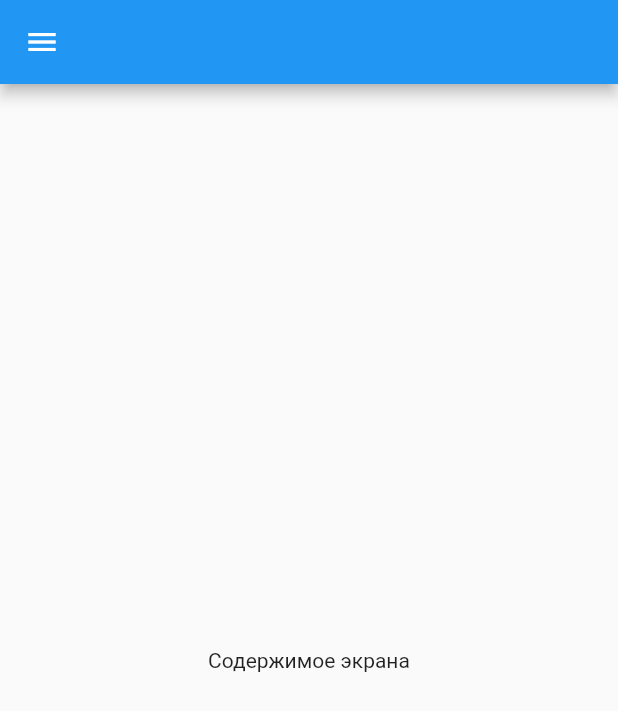
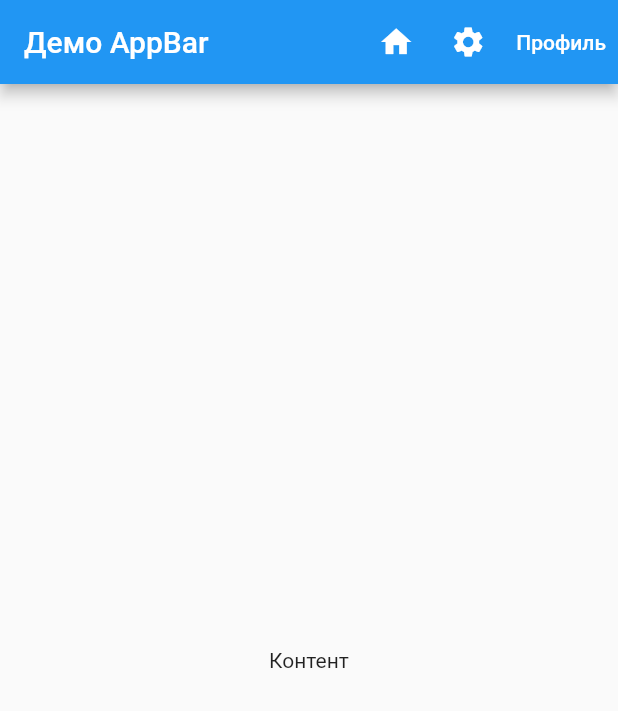
Before and after one commit to ToKc-a/widget_demo, a Flutter app: the screen it shows after launch, on a phone screen of 412 x 824 dp. Shown: the top 711 px of the screen. Run offline on Flutter 3.47's test engine with Material 2 defaults, Android fonts, the phone set to English and light mode, and no system bars; our stand-ins replace flutter_svg.

Commit message:
Add AppBar

```diff
--- /dev/null
+++ b/lib/app_bar_screen.dart
@@ -0,0 +1,34 @@
+import 'package:flutter/material.dart';
+
+class AppBarScreen extends StatefulWidget {
+  const AppBarScreen({Key? key}) : super(key: key);
+
+  @override
+  _AppBarScreenState createState() => _AppBarScreenState();
+}
+
+class _AppBarScreenState extends State<AppBarScreen> {
+  @override
+  Widget build(BuildContext context) {
+    final ButtonStyle buttonStyle =
+        TextButton.styleFrom(primary: Theme.of(context).colorScheme.onPrimary);
+    return MaterialApp(
+      home: Scaffold(
+        appBar: AppBar(
+          title: Text("Демо AppBar"),
+          actions: <Widget>[
+            IconButton(
+                tooltip: "Домой", onPressed: () {}, icon: Icon(Icons.home)),
+            IconButton(onPressed: () {}, icon: Icon(Icons.settings)),
+            TextButton(
+              onPressed: () {},
+              child: const Text("Профиль"),
+              style: buttonStyle,
+            )
+          ],
+        ),
+        body: Center(child: Text("Контент")),
+      ),
+    );
+  }
+}
--- a/lib/main.dart
+++ b/lib/main.dart
@@ -1,8 +1,9 @@
 import 'package:flutter/material.dart';
+import 'package:widget_demo/app_bar_screen.dart';
 import 'package:widget_demo/navigation_drawer_screen.dart';
 import 'package:widget_demo/switches_demo_script.dart';
 import 'package:widget_demo/text_demo_screen.dart';
 
 void main() {
-  runApp(const NavigationDrawerScreen());
+  runApp(const AppBarScreen());
 }
```
